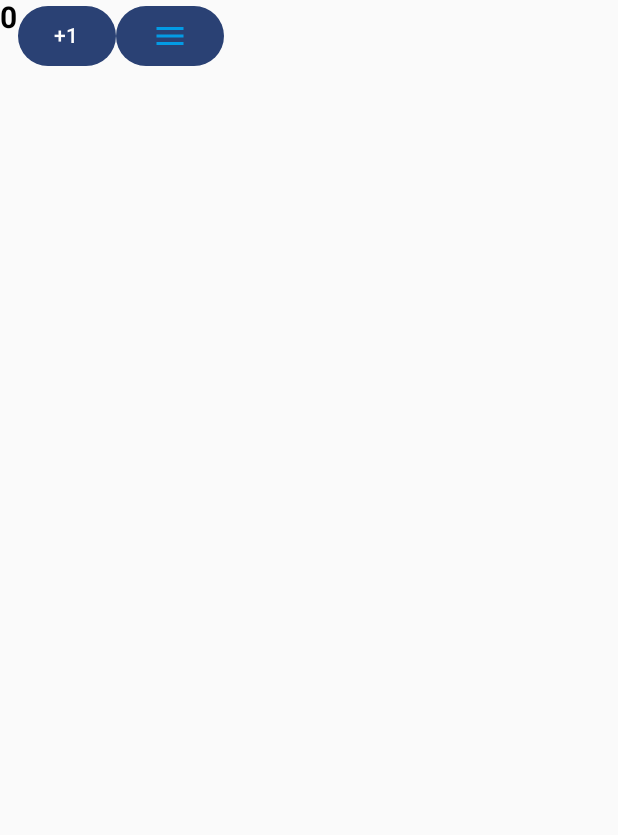
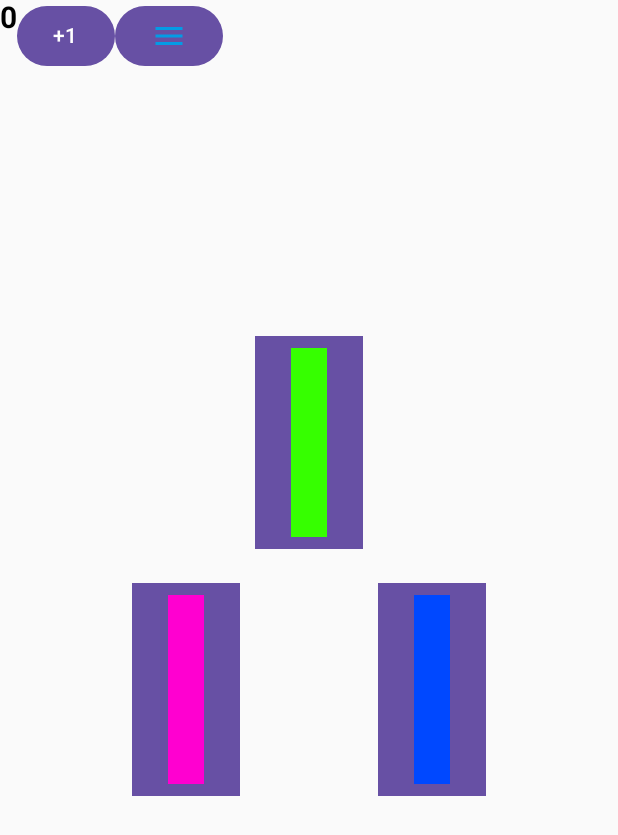
Before and after one commit to LizaVeprova301/Conductor-Simulator, an Android app built with Jetpack Compose: the screen it shows after launch (MainActivity), after a tap on "play_button", on a phone screen of 412 x 824 dp. Shown: the top 835 px of the screen. Run offline under Robolectric (Android 15) with nearby library versions, the light colour scheme and no system bars.

Commit message:
minimum passenger display
random number of passengers from 1 to 6 are randomly generated with random unique rectangle skins. 2 layers are implemented, with a maximum of 3 passengers on each layer. Passengers are also clickable, and clicking increases the score. Restarting the game also works.

```diff
--- a/app/src/main/java/com/conductorsimulator/MainActivity.kt
+++ b/app/src/main/java/com/conductorsimulator/MainActivity.kt
@@ -4,14 +4,8 @@ import android.os.Bundle
 import androidx.activity.ComponentActivity
 import androidx.activity.compose.setContent
 import androidx.activity.enableEdgeToEdge
-import androidx.compose.runtime.Composable
-import androidx.compose.runtime.getValue
-import androidx.compose.runtime.remember
-import androidx.lifecycle.ViewModel
 import androidx.lifecycle.compose.collectAsStateWithLifecycle
 import androidx.lifecycle.viewmodel.compose.viewModel
-import androidx.navigation.NavBackStackEntry
-import androidx.navigation.NavHostController
 import androidx.navigation.compose.NavHost
 import androidx.navigation.compose.composable
 import androidx.navigation.compose.rememberNavController
@@ -19,46 +13,37 @@ import com.conductorsimulator.gamelogic.GameViewModel
 import com.conductorsimulator.gamescreens.MenuScreen
 import com.conductorsimulator.gamescreens.PauseScreen
 import com.conductorsimulator.gamescreens.PlayScreen
-import com.conductorsimulator.ui.theme.ConductorSimulatorTheme
 
 class MainActivity : ComponentActivity() {
     override fun onCreate(savedInstanceState: Bundle?) {
         super.onCreate(savedInstanceState)
         enableEdgeToEdge()
         setContent {
-            ConductorSimulatorTheme {
             val navController = rememberNavController()
-                NavHost(
-                    navController = navController,
-                    startDestination = "menu"
-                ) {
-                    val data = getSharedPreferences("data", MODE_PRIVATE)
+            val viewModel: GameViewModel = viewModel()
+
+            NavHost(navController = navController, startDestination = "menu") {
                 composable("menu") {
-                        val viewModel = viewModel<GameViewModel>()
-                        val state by viewModel.state.collectAsStateWithLifecycle()
                     MenuScreen(
-                            state = state,
+                        state = viewModel.state.collectAsStateWithLifecycle().value,
                         navController = navController,
                         onEvent = viewModel::onEvent
                     )
                 }
                 composable("play") {
-                        val viewModel = viewModel<GameViewModel>()
-                        val state by viewModel.state.collectAsStateWithLifecycle()
-                        PlayScreen (
-                            state = state,
+                    PlayScreen(
+                        state = viewModel.state.collectAsStateWithLifecycle().value,
                         navController = navController,
                         onEvent = viewModel::onEvent
                     )
                 }
                 composable("paused") {
-                        val viewModel = viewModel<GameViewModel>()
-                        val state by viewModel.state.collectAsStateWithLifecycle()
-                        PauseScreen (
-                            state = state,
+                    PauseScreen(
+                        state = viewModel.state.collectAsStateWithLifecycle().value,
                         navController = navController,
                         onEvent = viewModel::onEvent
                     )
+                }
             }
         }
 
@@ -84,7 +69,6 @@ class MainActivity : ComponentActivity() {
 //                    composable("game") { PlayScreen(navController, state) }
 //                    composable("pause") { PauseScreen(navController, state) }
 
+
     }
 }
-    }
-}
--- a/app/src/main/java/com/conductorsimulator/gamelogic/GameState.kt
+++ b/app/src/main/java/com/conductorsimulator/gamelogic/GameState.kt
@@ -1,22 +1,80 @@
 package com.conductorsimulator.gamelogic
 
+import android.content.res.Resources
+import android.graphics.Point
+import androidx.compose.runtime.Composable
+import com.conductorsimulator.R
+import com.conductorsimulator.gamelogic.entities.Passenger
 import kotlin.random.Random
 
 data class GameState (
     val score: Int = 0,
     val highScore: Int = 0,
     val lives: Int = 3,
-    private val passengers: Set<String> = setOf(),
-    private val unusedPassengers: Set<String> = setOf("1", "2", "3"),
+    private val passengersPicture: Set<String> = setOf(),
+    private val unusedPassengersPicture: Set<String> = setOf("1", "2", "3"),
+    var passengers: List<Passenger> = emptyList(),
     val isOver: Boolean = false,
     val gameState: State = State.MENU
 ) {
     companion object {
-        fun generateRandPassenger(): Int {
-            /* TODO */
-            return Random.nextInt(from = 1, until = 3)
+        @Composable
+        fun generatePassengers(count: Int): List<Passenger> {
+            val random = Random(System.currentTimeMillis())
+            val images = getPassengerImages().toMutableList() // Список доступных изображений
+            val screenWidth = Resources.getSystem().displayMetrics.widthPixels
+            val screenHeight = Resources.getSystem().displayMetrics.heightPixels
+            val rowHeight = screenHeight * 0.2f
+
+            // Лимиты на количество пассажиров в каждом слое
+            val layerLimits = mutableMapOf(1 to 3, 2 to 3)
+            val layerCounts = mutableMapOf(1 to 0, 2 to 0) // Текущее количество пассажиров в слоях
+
+            return (1..count).map { i ->
+                if (images.isEmpty()) throw IllegalStateException("Not enough unique images for passengers!")
+
+                // Определяем слой с учётом ограничений
+                val availableLayers =
+                    layerLimits.filter { (layer, limit) -> layerCounts[layer]!! < limit }.keys
+                if (availableLayers.isEmpty()) throw IllegalStateException("No layers available for more passengers!")
+
+                val layer = availableLayers.random() // Выбираем случайный доступный слой
+                layerCounts[layer] = layerCounts[layer]!! + 1 // Увеличиваем счётчик для слоя
+
+                // Рассчитываем координаты пассажира
+                val xOffset = (screenWidth / (count + 1)) * i
+                val yOffset = when (layer) {
+                    1 -> (screenHeight - rowHeight * 1.5f).toInt()
+                    else -> (screenHeight - rowHeight * 2.5f).toInt()
+                }
+
+                // Уникальная картинка
+                val imageRes = images.removeAt(random.nextInt(images.size))
+
+                // Создаём пассажира
+                Passenger(
+                    id = i,
+                    layer = layer,
+                    location = 1,
+                    point = Point(xOffset, yOffset),
+                    ticket = random.nextBoolean(),
+                    angryLVL = 0,
+                    stations = random.nextInt(1, 10),
+                    imageRes = imageRes
+                )
+            }
         }
     }
+}
+        fun getPassengerImages(): List<Int> {
+    return listOf(
+        R.drawable.passenger_1,
+        R.drawable.passenger_2,
+        R.drawable.passenger_3,
+        R.drawable.passenger_4, // Добавьте все ваши ресурсы
+        R.drawable.passenger_5,
+        R.drawable.passenger_6
+    )
 }
 
 enum class State {
--- a/app/src/main/java/com/conductorsimulator/gamelogic/GameViewModel.kt
+++ b/app/src/main/java/com/conductorsimulator/gamelogic/GameViewModel.kt
@@ -2,9 +2,6 @@ package com.conductorsimulator.gamelogic
 
 import androidx.lifecycle.ViewModel
 import androidx.lifecycle.viewModelScope
-import androidx.navigation.NavController
-import androidx.navigation.compose.rememberNavController
-import com.conductorsimulator.gamescreens.PlayScreen
 import kotlinx.coroutines.delay
 import kotlinx.coroutines.flow.MutableStateFlow
 import kotlinx.coroutines.flow.asStateFlow
@@ -19,9 +16,10 @@ class GameViewModel(): ViewModel() {
 
     fun onEvent(event: GameEvent) {
 
-        when(event){
+        when (event) {
             GameEvent.StartGame -> {
-                _state.update { it.copy(gameState = State.PLAY)}
+                _state.update { updateGame(it, reset = true) }
+                _state.update { it.copy(gameState = State.PLAY) }
 
                 viewModelScope.launch {
                     while (state.value.gameState == State.PLAY) {
@@ -30,28 +28,42 @@ class GameViewModel(): ViewModel() {
                     }
                 }
             }
+
             GameEvent.KillGame -> {
                 val newHighScore =
                     if (state.value.score > state.value.highScore) state.value.score
                     else state.value.highScore
 
-                _state.update { it.copy(
-                    gameState = State.MENU,
-                    highScore = newHighScore,
-                    isOver = true)
+                _state.update {
+                    it.copy(
+                        gameState = State.MENU,
+                        highScore = newHighScore,
+                        isOver = true
+                    )
                 }
 
 
             }
-            GameEvent.PauseGame -> { _state.update { it.copy(gameState = State.PAUSED) }}
-            GameEvent.PlusScore -> { _state.update { it.copy(score = state.value.score + 1) }}
+
+            GameEvent.PauseGame -> {
+                _state.update { it.copy(gameState = State.PAUSED) }
+            }
+
+            GameEvent.PlusScore -> {
+                _state.update { it.copy(score = state.value.score + 1) }
+            }
         }
     }
 
-    private fun updateGame(currentGame: GameState): GameState {
-        if (currentGame.isOver) {
-            return currentGame
+    private fun updateGame(currentGame: GameState, reset: Boolean = false): GameState {
+        return if (reset) {
+            GameState() // Возвращаем новое состояние для перезапуска игры
+        } else {
+            if (currentGame.isOver) {
+                currentGame
+            } else {
+                currentGame // Ваши обновления для текущего состояния
+            }
         }
-        return currentGame
     }
 }
--- a/app/src/main/java/com/conductorsimulator/gamelogic/entities/Passenger.kt
+++ b/app/src/main/java/com/conductorsimulator/gamelogic/entities/Passenger.kt
@@ -1,6 +1,14 @@
 package com.conductorsimulator.gamelogic.entities
 
+import android.graphics.Point
+
 data class Passenger(
-    val id: Int = 0
-    /* TODO */
+    val id: Int, // Уникальный идентификатор
+    val layer: Int, // Слой, на котором находится пассажир
+    val location: Int, // Локация в игре
+    val point: Point, // Координаты пассажира
+    val ticket: Boolean, // Есть ли у пассажира билет
+    val angryLVL: Int, // Уровень недовольства
+    val stations: Int, // Количество станций, которые пассажир должен проехать
+    val imageRes: Int// Ресурс изображения
 )
--- a/app/src/main/java/com/conductorsimulator/gamescreens/MenuScreen.kt
+++ b/app/src/main/java/com/conductorsimulator/gamescreens/MenuScreen.kt
@@ -57,8 +57,9 @@ fun MenuScreen(
             alignment = Alignment.Center,
             modifier = Modifier
                 .clickable(onClick = {
+                    onEvent(GameEvent.StartGame)
                     navController.navigate("play")
-                    onEvent(GameEvent.StartGame)
+
                 })
                 .scale(0.5f)
 
--- a/app/src/main/java/com/conductorsimulator/gamescreens/PlayScreen.kt
+++ b/app/src/main/java/com/conductorsimulator/gamescreens/PlayScreen.kt
@@ -1,27 +1,45 @@
 package com.conductorsimulator.gamescreens
 
+import androidx.compose.foundation.Image
+import androidx.compose.foundation.layout.Arrangement
+import androidx.compose.foundation.layout.Column
 import androidx.compose.foundation.layout.Row
+import androidx.compose.foundation.layout.fillMaxSize
 import androidx.compose.foundation.layout.fillMaxWidth
+import androidx.compose.foundation.layout.height
+import androidx.compose.foundation.layout.padding
+import androidx.compose.foundation.layout.width
 import androidx.compose.material.icons.Icons
 import androidx.compose.material.icons.filled.Menu
 import androidx.compose.material3.Button
 import androidx.compose.material3.Icon
 import androidx.compose.material3.Text
 import androidx.compose.runtime.Composable
+import androidx.compose.ui.Alignment
 import androidx.compose.ui.Modifier
 import androidx.compose.ui.graphics.Color
+import androidx.compose.ui.graphics.RectangleShape
+import androidx.compose.ui.layout.ContentScale
+import androidx.compose.ui.platform.LocalConfiguration
+import androidx.compose.ui.res.painterResource
 import androidx.compose.ui.text.font.FontWeight
 import androidx.compose.ui.text.style.TextAlign
 import androidx.compose.ui.tooling.preview.Preview
+import androidx.compose.ui.unit.dp
 import androidx.compose.ui.unit.sp
 import androidx.navigation.NavController
 import androidx.navigation.compose.rememberNavController
 import com.conductorsimulator.gamelogic.GameEvent
 import com.conductorsimulator.gamelogic.GameState
+import com.conductorsimulator.gamelogic.entities.Passenger
+
+import kotlin.random.Random
+
 
 @Preview
 @Composable
 fun PlayScreenPreview() {
+    val state = GameState()
     PlayScreen(GameState(), rememberNavController()) {}
 }
 
@@ -29,11 +47,16 @@ fun PlayScreenPreview() {
 fun PlayScreen(
     state: GameState,
     navController: NavController,
-    onEvent: (GameEvent) -> Unit
+    onEvent: (GameEvent) -> Unit,
+) {
+    if (state.passengers.isEmpty()) {
+        state.passengers = GameState.generatePassengers(Random.nextInt(1,7)) // Например, генерируем 6 пассажиров
+    }
+    Column(
+        modifier = Modifier.fillMaxWidth()
     ) {
         Row(
-        modifier = Modifier
-            .fillMaxWidth()
+            modifier = Modifier.fillMaxWidth()
         ) {
             Text(
                 text = "${state.score}",
@@ -56,8 +79,7 @@ fun PlayScreen(
                     navController.navigate("paused")
                     onEvent(GameEvent.PauseGame)
                 }
-        )
-        {
+            ) {
                 Icon(
                     imageVector = Icons.Default.Menu,
                     contentDescription = null,
@@ -65,4 +87,76 @@ fun PlayScreen(
                 )
             }
         }
+        // Вторая строка
+        Row(
+            modifier = Modifier
+                .fillMaxWidth()
+                .height(LocalConfiguration.current.screenHeightDp.dp * 0.2f),
+            horizontalArrangement = Arrangement.Center,
+            verticalAlignment = Alignment.CenterVertically // Центрирование по вертикали
+        ) {}
+
+        // Третья строка
+        Row(
+            modifier = Modifier
+                .fillMaxWidth()
+                .height(LocalConfiguration.current.screenHeightDp.dp * 0.2f),
+            horizontalArrangement = Arrangement.Center,
+            verticalAlignment = Alignment.CenterVertically
+        ) {
+            state.passengers.filter { it.layer == 2 }.chunked(3).forEach { passengerGroup ->
+                Row(
+                    modifier = Modifier.fillMaxWidth(),
+                    horizontalArrangement = Arrangement.SpaceEvenly
+                ) {
+                    passengerGroup.forEach { passenger ->
+                        PassengerButton(passenger, onEvent, passenger.imageRes)
                     }
+                }
+            }
+        }
+
+        // Четвёртая строка
+        Row(
+            modifier = Modifier
+                .fillMaxWidth()
+                .height(LocalConfiguration.current.screenHeightDp.dp * 0.2f),
+            horizontalArrangement = Arrangement.Center,
+            verticalAlignment = Alignment.CenterVertically
+        ) {
+            state.passengers.filter { it.layer == 1 }.chunked(3).forEach { passengerGroup ->
+                Row(
+                    modifier = Modifier.fillMaxWidth(),
+                    horizontalArrangement = Arrangement.SpaceEvenly
+                ) {
+                    passengerGroup.forEach { passenger ->
+                        PassengerButton(passenger, onEvent, passenger.imageRes)
+                    }
+                }
+            }
+        }
+    }
+}
+
+@Composable
+fun PassengerButton(
+    passenger: Passenger,
+    onEvent: (GameEvent) -> Unit,
+    imageRes: Int
+) {
+    Button(
+        onClick = { onEvent(GameEvent.PlusScore) },
+        modifier = Modifier
+            .width(80.dp) // Устанавливаем ширину кнопки
+            .height(150.dp) // Устанавливаем высоту кнопки
+            .padding(4.dp), // Отступы между кнопками
+        shape = RectangleShape // Прямоугольная форма кнопки
+    ) {
+        Image(
+            painter = painterResource(id = imageRes),
+            contentDescription = "Passenger ${passenger.id}",
+            modifier = Modifier.fillMaxSize(),
+            contentScale = ContentScale.Crop // Растянуть изображение под размер кнопки
+        )
+    }
+}
```
Also changed, not shown: gradle.properties (+7 -1 lines), app/src/main/res/drawable/passenger_1.png (added), app/src/main/res/drawable/passenger_2.png (added), app/src/main/res/drawable/passenger_3.png (added), app/src/main/res/drawable/passenger_4.png (added), app/src/main/res/drawable/passenger_5.png (added), app/src/main/res/drawable/passenger_6.png (added). Lines whose indentation alone changed are shown as unchanged.
